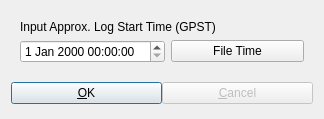
This is app/qtapp/rtkconv_qt/startdlg.ui in lhuisman/myRTKLIB as Qt 5 draws it before an edit. The edited form follows.
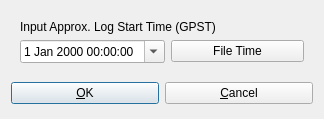
This is the edited form.

The edit to the form file:
```diff
--- a/app/qtapp/rtkconv_qt/startdlg.ui
+++ b/app/qtapp/rtkconv_qt/startdlg.ui
@@ -27,7 +27,14 @@
      </property>
      <layout class="QGridLayout" name="gridLayout">
       <item row="1" column="0">
-       <widget class="QDateTimeEdit" name="tETime"/>
+       <widget class="QDateTimeEdit" name="tETime">
+        <property name="toolTip">
+         <string>Start date and time</string>
+        </property>
+        <property name="calendarPopup">
+         <bool>true</bool>
+        </property>
+       </widget>
       </item>
       <item row="0" column="0" colspan="2">
        <widget class="QLabel" name="label1">
@@ -52,9 +59,6 @@
    <item>
     <widget class="QWidget" name="widget" native="true">
      <layout class="QHBoxLayout" name="horizontalLayout">
-      <property name="spacing">
-       <number>0</number>
-      </property>
       <property name="leftMargin">
        <number>0</number>
       </property>
@@ -85,9 +89,6 @@
       </item>
       <item>
        <widget class="QPushButton" name="btnCancel">
-        <property name="enabled">
-         <bool>false</bool>
-        </property>
         <property name="toolTip">
          <string/>
         </property>
```
Left out of the diff: 3 changed lines with no effect on the pictures.
